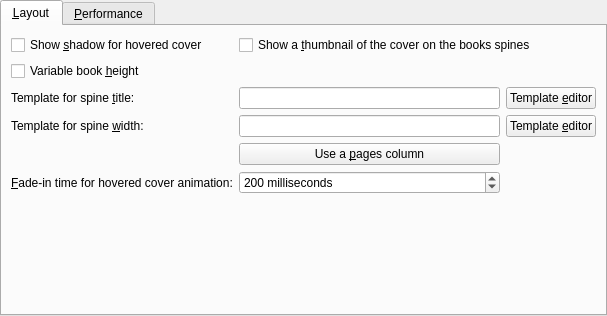
kovidgoyal/calibre, file src/calibre/gui2/preferences/look_feel_tabs/bookshelf_view.ui: the form before one commit.
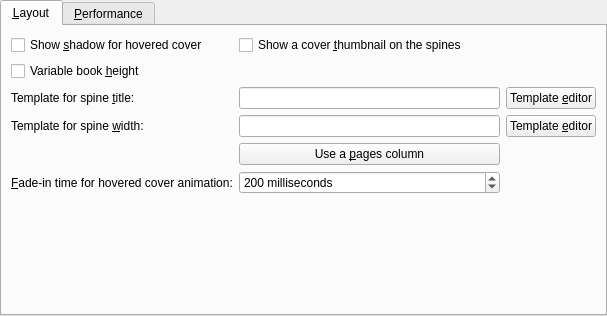
The form after the commit. Custom widgets are drawn as their Qt base class.

```diff
--- a/src/calibre/gui2/preferences/look_feel_tabs/bookshelf_view.ui
+++ b/src/calibre/gui2/preferences/look_feel_tabs/bookshelf_view.ui
@@ -132,7 +132,7 @@
     <item row="0" column="1" colspan="2">
      <widget class="QCheckBox" name="opt_bookshelf_thumbnail">
       <property name="text">
-       <string>Show a &amp;thumbnail of the cover on the books spines</string>
+       <string>Show a cover &amp;thumbnail on the spines</string>
       </property>
      </widget>
     </item>
```
